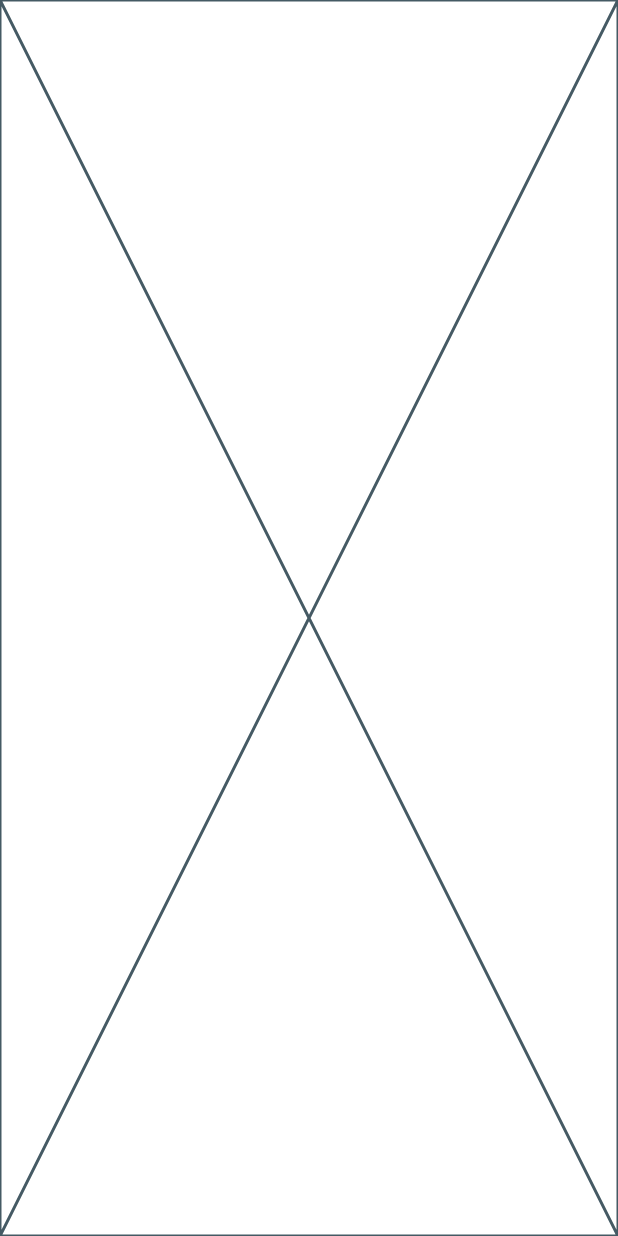
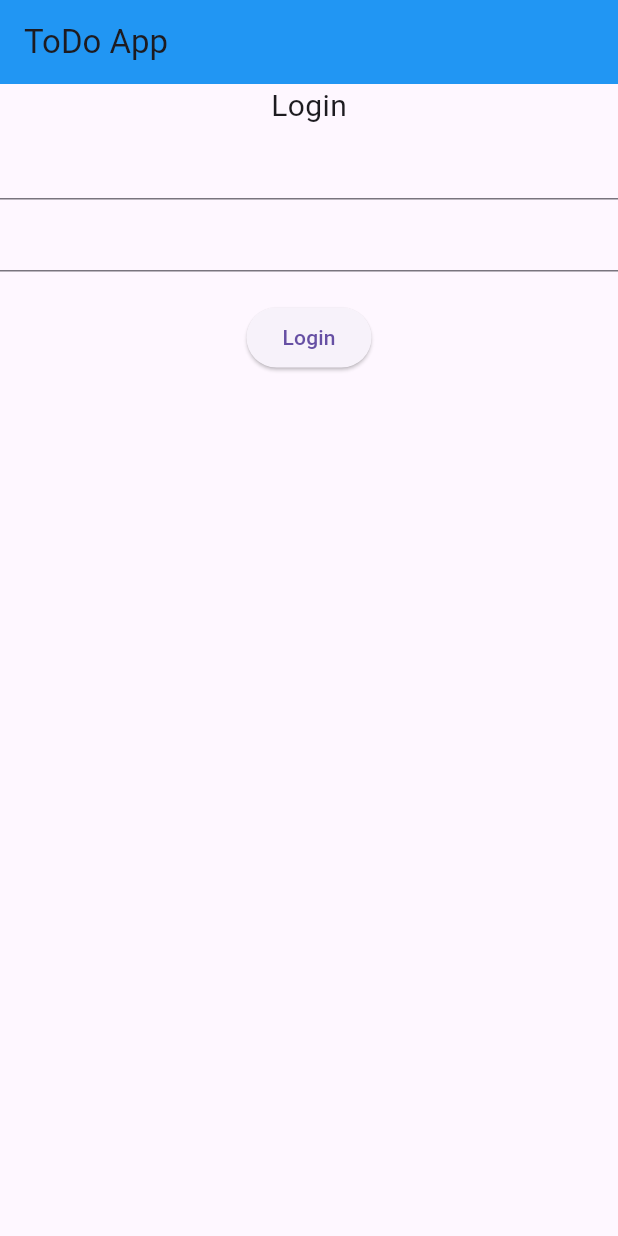
Before and after one commit to RavinduHarshana/Simple_Flutter_TodoApp, a Flutter app: the screen it shows after launch, on a phone screen of 412 x 824 dp. Run offline on Flutter 3.47's test engine with Material 3 defaults, Android fonts, the phone set to English and light mode, and no system bars.

Commit message:
Login Page UI

```diff
--- /dev/null
+++ b/lib/Screens/login.dart
@@ -0,0 +1,48 @@
+import 'package:flutter/material.dart';
+
+class loginui extends StatelessWidget {
+  const loginui({super.key});
+
+  @override
+  Widget build(BuildContext context) {
+    TextEditingController email = TextEditingController();
+    TextEditingController pwd = TextEditingController();
+
+    return Scaffold(
+      appBar: AppBar(
+        title: const Text('ToDo App'),
+        backgroundColor: Colors.blue,
+      ),
+      body: SafeArea(
+        child: Center(
+            child: Column(
+          children: [
+            const Text(
+              'Login',
+              style: TextStyle(fontSize: 20),
+            ),
+            TextField(
+              controller: email,
+            ),
+            TextField(
+              controller: pwd,
+            ),
+            const SizedBox(
+              height: 20,
+            ),
+            ElevatedButton(
+                onPressed: () {
+                  if (email.text == "user" && pwd.text == "pwd") {
+                    Navigator.push(
+                      context,
+                      MaterialPageRoute(builder: (context) => const todoui()),
+                    );
+                  }
+                },
+                child: const Text('Login'))
+          ],
+        )),
+      ),
+    );
+  }
+}
--- a/lib/main.dart
+++ b/lib/main.dart
@@ -1,4 +1,5 @@
 import 'package:flutter/material.dart';
+import 'package:second_app/Screens/login.dart';
 
 void main() {
   runApp(const MyApp());
@@ -9,6 +10,9 @@ class MyApp extends StatelessWidget {
 
   @override
   Widget build(BuildContext context) {
-    return const Placeholder();
+    return const MaterialApp(
+      title: 'ToDo App',
+      home: loginui(),
+    );
   }
 }
```
